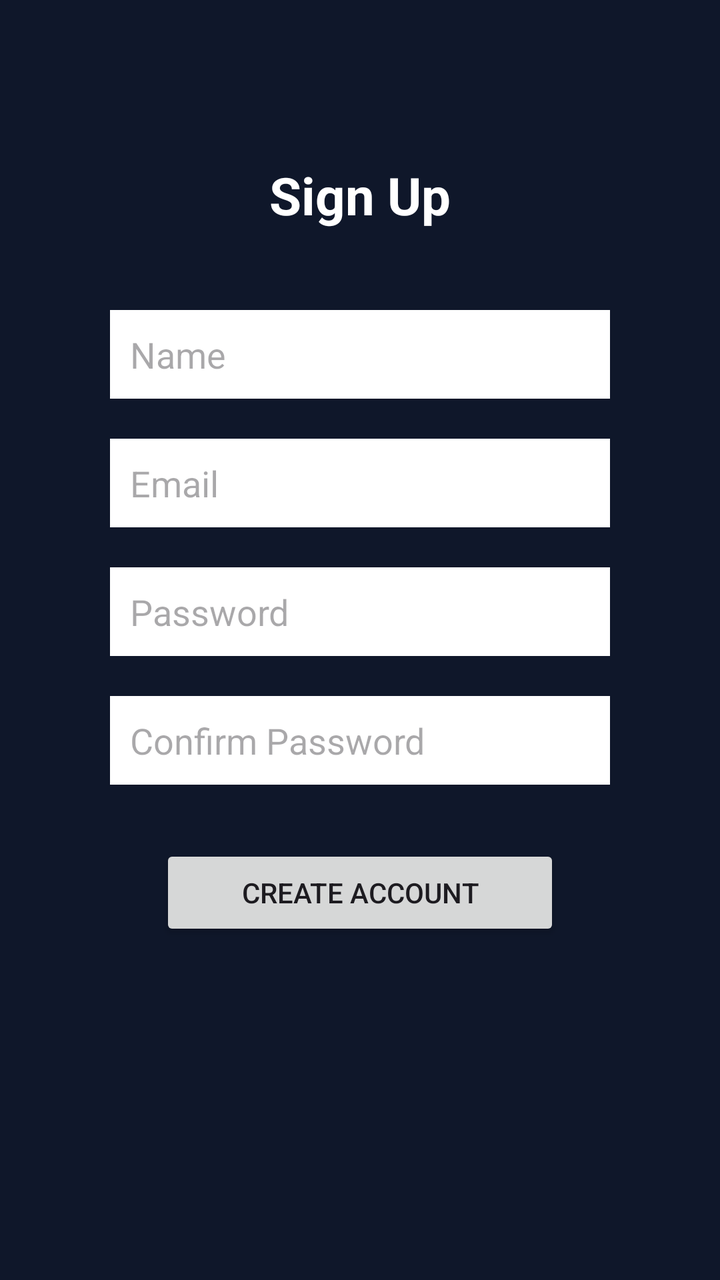
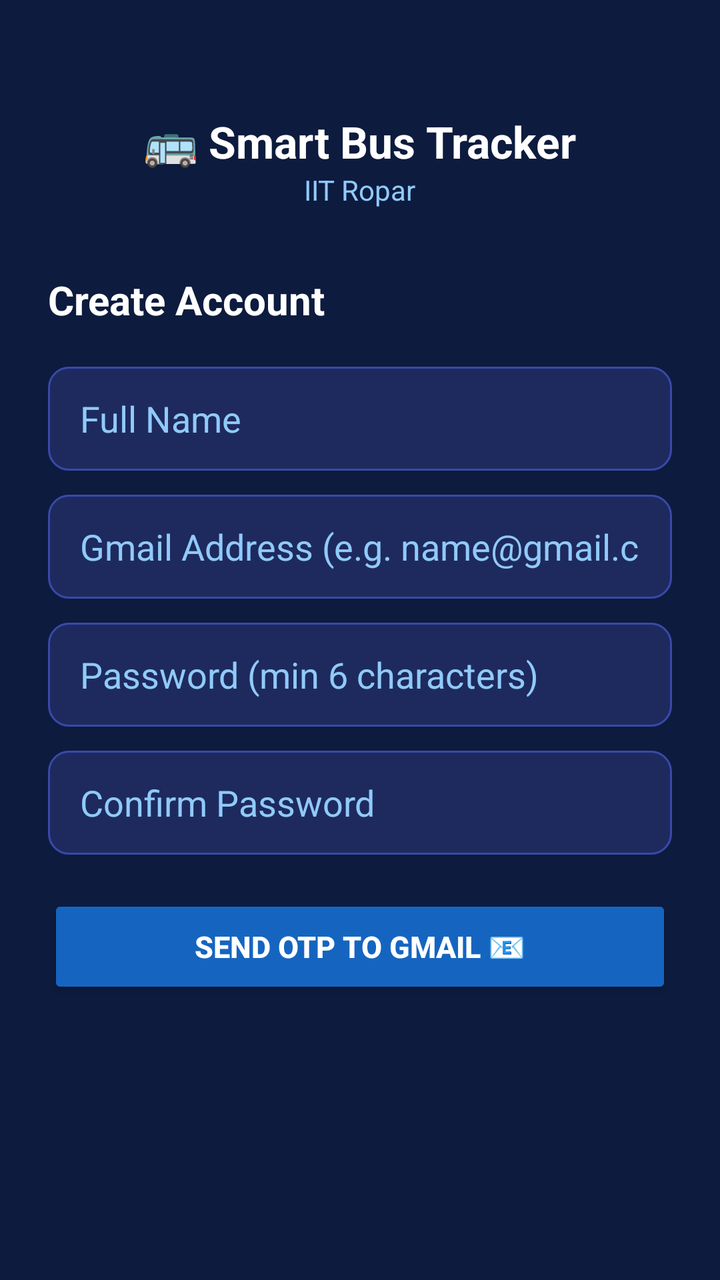

An Android layout rendered at two revisions. The XML below is the earlier revision; the diff shows what the commit changed to produce the second picture.
<!-- AndroidManifest.xml: application theme Theme.AppCompat.Light.NoActionBar -->
<!-- res/layout/activity_signup.xml -->
<?xml version="1.0" encoding="utf-8"?>
<RelativeLayout xmlns:android="http://schemas.android.com/apk/res/android"
    android:layout_width="match_parent"
    android:layout_height="match_parent"
    android:background="#0F172A">
    <ProgressBar
        android:id="@+id/progressBar"
        android:layout_width="wrap_content"
        android:layout_height="wrap_content"
        android:visibility="gone"
        android:layout_gravity="center" />

    <TextView
        android:id="@+id/title"
        android:text="Sign Up"
        android:textSize="26sp"
        android:textStyle="bold"
        android:textColor="#FFFFFF"
        android:layout_centerHorizontal="true"
        android:layout_marginTop="80dp"
        android:layout_width="wrap_content"
        android:layout_height="wrap_content"/>

    <EditText
        android:id="@+id/name"
        android:hint="Name"
        android:layout_width="250dp"
        android:layout_height="wrap_content"
        android:layout_centerHorizontal="true"
        android:layout_below="@id/title"
        android:layout_marginTop="40dp"
        android:background="#FFFFFF"
        android:padding="10dp"/>

    <EditText
        android:id="@+id/email"
        android:hint="Email"
        android:layout_width="250dp"
        android:layout_height="wrap_content"
        android:layout_centerHorizontal="true"
        android:layout_below="@id/name"
        android:layout_marginTop="20dp"
        android:background="#FFFFFF"
        android:padding="10dp"/>

    <EditText
        android:id="@+id/password"
        android:hint="Password"
        android:inputType="textPassword"
        android:layout_width="250dp"
        android:layout_height="wrap_content"
        android:layout_centerHorizontal="true"
        android:layout_below="@id/email"
        android:layout_marginTop="20dp"
        android:background="#FFFFFF"
        android:padding="10dp"/>

    
    <EditText
        android:id="@+id/confirmPassword"
        android:hint="Confirm Password"
        android:inputType="textPassword"
        android:layout_width="250dp"
        android:layout_height="wrap_content"
        android:layout_centerHorizontal="true"
        android:layout_below="@id/password"
        android:layout_marginTop="20dp"
        android:background="#FFFFFF"
        android:padding="10dp"/>

    <Button
        android:id="@+id/signupBtn"
        android:text="Create Account"
        android:layout_width="200dp"
        android:layout_height="wrap_content"
        android:layout_centerHorizontal="true"
        android:layout_below="@id/confirmPassword"
        android:layout_marginTop="30dp"/>

</RelativeLayout>
<!-- resources referenced by this layout -->
<resources>
  <style name="Theme.AppCompat.Light.NoActionBar" parent="Base.Theme.AppCompat.Light.NoActionBar" />
  <style name="Base.Theme.AppCompat.Light.NoActionBar" parent="Theme.Material3.DayNight.NoActionBar">
          
          
      </style>
</resources>

<!-- the commit's change to res/layout/activity_signup.xml (unified diff, before → after) -->
@@ -1,80 +1,187 @@
 <?xml version="1.0" encoding="utf-8"?>
-<RelativeLayout xmlns:android="http://schemas.android.com/apk/res/android"
+<ScrollView xmlns:android="http://schemas.android.com/apk/res/android"
     android:layout_width="match_parent"
     android:layout_height="match_parent"
-    android:background="#0F172A">
-    <ProgressBar
-        android:id="@+id/progressBar"
-        android:layout_width="wrap_content"
+    android:background="#0D1B3E">
+
+    <LinearLayout
+        android:layout_width="match_parent"
         android:layout_height="wrap_content"
-        android:visibility="gone"
-        android:layout_gravity="center" />
+        android:orientation="vertical"
+        android:padding="24dp"
+        android:gravity="center_horizontal">
 
-    <TextView
-        android:id="@+id/title"
-        android:text="Sign Up"
-        android:textSize="26sp"
-        android:textStyle="bold"
-        android:textColor="#FFFFFF"
-        android:layout_centerHorizontal="true"
-        android:layout_marginTop="80dp"
-        android:layout_width="wrap_content"
-        android:layout_height="wrap_content"/>
+        
+        <TextView
+            android:layout_width="wrap_content"
+            android:layout_height="wrap_content"
+            android:text="🚌 Smart Bus Tracker"
+            android:textColor="#FFFFFF"
+            android:textSize="22sp"
+            android:textStyle="bold"
+            android:layout_marginTop="32dp"/>
 
-    <EditText
-        android:id="@+id/name"
-        android:hint="Name"
-        android:layout_width="250dp"
-        android:layout_height="wrap_content"
-        android:layout_centerHorizontal="true"
-        android:layout_below="@id/title"
-        android:layout_marginTop="40dp"
-        android:background="#FFFFFF"
-        android:padding="10dp"/>
+        <TextView
+            android:layout_width="wrap_content"
+            android:layout_height="wrap_content"
+            android:text="IIT Ropar"
+            android:textColor="#90CAF9"
+            android:textSize="14sp"
+            android:layout_marginBottom="32dp"/>
 
-    <EditText
-        android:id="@+id/email"
-        android:hint="Email"
-        android:layout_width="250dp"
-        android:layout_height="wrap_content"
-        android:layout_centerHorizontal="true"
-        android:layout_below="@id/name"
-        android:layout_marginTop="20dp"
-        android:background="#FFFFFF"
-        android:padding="10dp"/>
+        
+        <LinearLayout
+            android:id="@+id/layoutStep1"
+            android:layout_width="match_parent"
+            android:layout_height="wrap_content"
+            android:orientation="vertical">
 
-    <EditText
-        android:id="@+id/password"
-        android:hint="Password"
-        android:inputType="textPassword"
-        android:layout_width="250dp"
-        android:layout_height="wrap_content"
-        android:layout_centerHorizontal="true"
-        android:layout_below="@id/email"
-        android:layout_marginTop="20dp"
-        android:background="#FFFFFF"
-        android:padding="10dp"/>
+            <TextView
+                android:layout_width="wrap_content"
+                android:layout_height="wrap_content"
+                android:text="Create Account"
+                android:textColor="#FFFFFF"
+                android:textSize="20sp"
+                android:textStyle="bold"
+                android:layout_marginBottom="20dp"/>
 
-    
-    <EditText
-        android:id="@+id/confirmPassword"
-        android:hint="Confirm Password"
-        android:inputType="textPassword"
-        android:layout_width="250dp"
-        android:layout_height="wrap_content"
-        android:layout_centerHorizontal="true"
-        android:layout_below="@id/password"
-        android:layout_marginTop="20dp"
-        android:background="#FFFFFF"
-        android:padding="10dp"/>
+            <EditText
+                android:id="@+id/name"
+                android:layout_width="match_parent"
+                android:layout_height="52dp"
+                android:hint="Full Name"
+                android:textColorHint="#90CAF9"
+                android:textColor="#FFFFFF"
+                android:background="@drawable/input_bg"
+                android:paddingStart="16dp"
+                android:paddingEnd="16dp"
+                android:inputType="textPersonName"
+                android:layout_marginBottom="12dp"/>
 
-    <Button
-        android:id="@+id/signupBtn"
-        android:text="Create Account"
-        android:layout_width="200dp"
-        android:layout_height="wrap_content"
-        android:layout_centerHorizontal="true"
-        android:layout_below="@id/confirmPassword"
-        android:layout_marginTop="30dp"/>
+            <EditText
+                android:id="@+id/email"
+                android:layout_width="match_parent"
+                android:layout_height="52dp"
+                android:hint="Gmail Address (e.g. name@gmail.com)"
+                android:textColorHint="#90CAF9"
+                android:textColor="#FFFFFF"
+                android:background="@drawable/input_bg"
+                android:paddingStart="16dp"
+                android:paddingEnd="16dp"
+                android:inputType="textEmailAddress"
+                android:layout_marginBottom="12dp"/>
 
-</RelativeLayout>
+            <EditText
+                android:id="@+id/password"
+                android:layout_width="match_parent"
+                android:layout_height="52dp"
+                android:hint="Password (min 6 characters)"
+                android:textColorHint="#90CAF9"
+                android:textColor="#FFFFFF"
+                android:background="@drawable/input_bg"
+                android:paddingStart="16dp"
+                android:paddingEnd="16dp"
+                android:inputType="textPassword"
+                android:layout_marginBottom="12dp"/>
+
+            <EditText
+                android:id="@+id/confirmPassword"
+                android:layout_width="match_parent"
+                android:layout_height="52dp"
+                android:hint="Confirm Password"
+                android:textColorHint="#90CAF9"
+                android:textColor="#FFFFFF"
+                android:background="@drawable/input_bg"
+                android:paddingStart="16dp"
+                android:paddingEnd="16dp"
+                android:inputType="textPassword"
+                android:layout_marginBottom="20dp"/>
+
+            <Button
+                android:id="@+id/signupBtn"
+                android:layout_width="match_parent"
+                android:layout_height="52dp"
+                android:text="Send OTP to Gmail 📧"
+                android:textColor="#FFFFFF"
+                android:textSize="15sp"
+                android:textStyle="bold"
+                android:backgroundTint="#1565C0"/>
+
+        </LinearLayout>
+
+        
+        <LinearLayout
+            android:id="@+id/layoutStep2"
+            android:layout_width="match_parent"
+            android:layout_height="wrap_content"
+            android:orientation="vertical"
+            android:visibility="gone">
+
+            <TextView
+                android:layout_width="wrap_content"
+                android:layout_height="wrap_content"
+                android:text="Verify Your Gmail"
+                android:textColor="#FFFFFF"
+                android:textSize="20sp"
+                android:textStyle="bold"
+                android:layout_marginBottom="16dp"/>
+
+            <TextView
+                android:id="@+id/tvOtpSentTo"
+                android:layout_width="match_parent"
+                android:layout_height="wrap_content"
+                android:text="OTP sent to your Gmail"
+                android:textColor="#90CAF9"
+                android:textSize="13sp"
+                android:lineSpacingMultiplier="1.4"
+                android:layout_marginBottom="20dp"/>
+
+            <EditText
+                android:id="@+id/etOtp"
+                android:layout_width="match_parent"
+                android:layout_height="60dp"
+                android:hint="Enter 6-digit OTP"
+                android:textColorHint="#90CAF9"
+                android:textColor="#FFFFFF"
+                android:background="@drawable/input_bg"
+                android:paddingStart="16dp"
+                android:paddingEnd="16dp"
+                android:inputType="number"
+                android:maxLength="6"
+                android:textSize="22sp"
+                android:gravity="center"
+                android:letterSpacing="0.3"
+                android:layout_marginBottom="16dp"/>
+
+            <Button
+                android:id="@+id/btnVerifyOtp"
+                android:layout_width="match_parent"
+                android:layout_height="52dp"
+                android:text="Verify OTP ✅"
+                android:textColor="#FFFFFF"
+                android:textSize="15sp"
+                android:textStyle="bold"
+                android:backgroundTint="#2E7D32"
+                android:layout_marginBottom="12dp"/>
+
+            <Button
+                android:id="@+id/btnResendOtp"
+                android:layout_width="match_parent"
+                android:layout_height="44dp"
+                android:text="Resend OTP"
+                android:textColor="#90CAF9"
+                android:textSize="13sp"
+                android:backgroundTint="@android:color/transparent"/>
+
+        </LinearLayout>
+
+        
+        <ProgressBar
+            android:id="@+id/progressBar"
+            android:layout_width="wrap_content"
+            android:layout_height="wrap_content"
+            android:visibility="gone"
+            android:layout_marginTop="16dp"/>
+
+    </LinearLayout>
+</ScrollView>
<!-- resource entries referenced after the edit -->
@@ -1,5 +1,13 @@
 <!-- resources referenced by this layout -->
 <resources>
+  <!-- drawable input_bg (drawable) -->
+  <?xml version="1.0" encoding="utf-8"?>
+  <shape xmlns:android="http://schemas.android.com/apk/res/android"
+      android:shape="rectangle">
+      <solid android:color="#1E2A5E"/>
+      <corners android:radius="10dp"/>
+      <stroke android:width="1dp" android:color="#3949AB"/>
+  </shape>
   <style name="Theme.AppCompat.Light.NoActionBar" parent="Base.Theme.AppCompat.Light.NoActionBar" />
   <style name="Base.Theme.AppCompat.Light.NoActionBar" parent="Theme.Material3.DayNight.NoActionBar">
           
